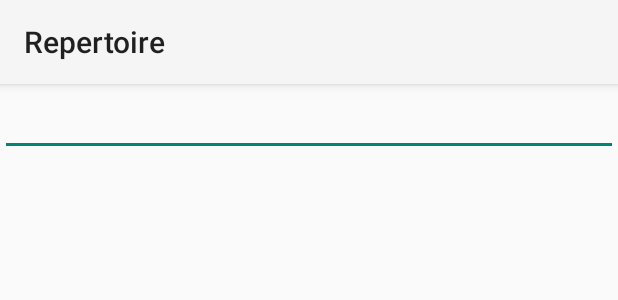
After one commit to shantanu/Repertoire, an Android app: the layout edit_text_layout.xml on its own in the app's theme, with its tools: preview values and no code run, on a phone screen of 412 x 824 dp. The commit adds this screen. Shown: the top 300 px of the screen. Run offline under Robolectric (Android 15) with nearby library versions, the phone set to English and light mode, and no system bars.

Commit message:
Non scrolling list view with dynamic population

```diff
--- /dev/null
+++ b/app/src/main/res/layout/edit_text_layout.xml
@@ -0,0 +1,9 @@
+<?xml version="1.0" encoding="utf-8"?>
+<EditText xmlns:android="http://schemas.android.com/apk/res/android"
+    android:id="@android:id/text1"
+    android:layout_width="match_parent"
+    android:layout_height="wrap_content"
+    android:gravity="center_vertical"
+    android:paddingStart="?android:attr/listPreferredItemPaddingStart"
+    android:paddingEnd="?android:attr/listPreferredItemPaddingEnd"
+    android:minHeight="?android:attr/listPreferredItemHeightSmall" />
--- a/app/src/main/res/values/strings.xml
+++ b/app/src/main/res/values/strings.xml
@@ -3,4 +3,5 @@
 
     <string name="hello_world">Hello world!</string>
     <string name="action_settings">Settings</string>
+    <string name="add_piece">Add Piece</string>
 </resources>
```
Also changed, not shown: app/src/main/java/com/google/example/repertoire/MainActivity.java (+33 -2 lines), app/src/main/res/layout/activity_main.xml (+30 -7 lines), 1 other file.
